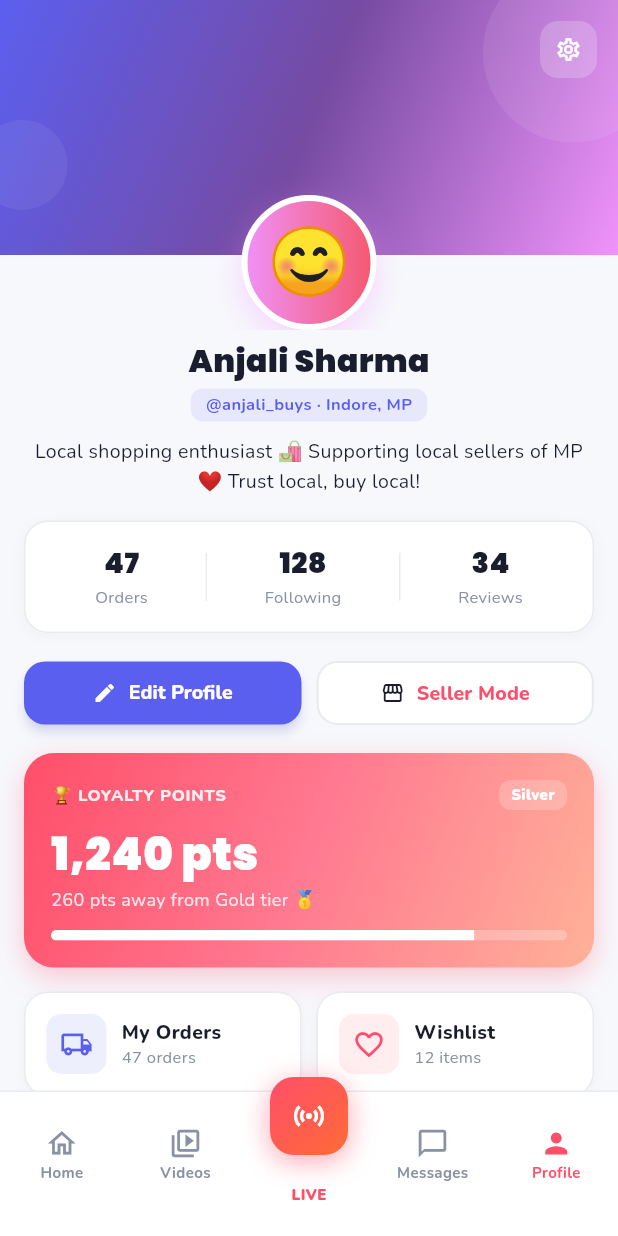
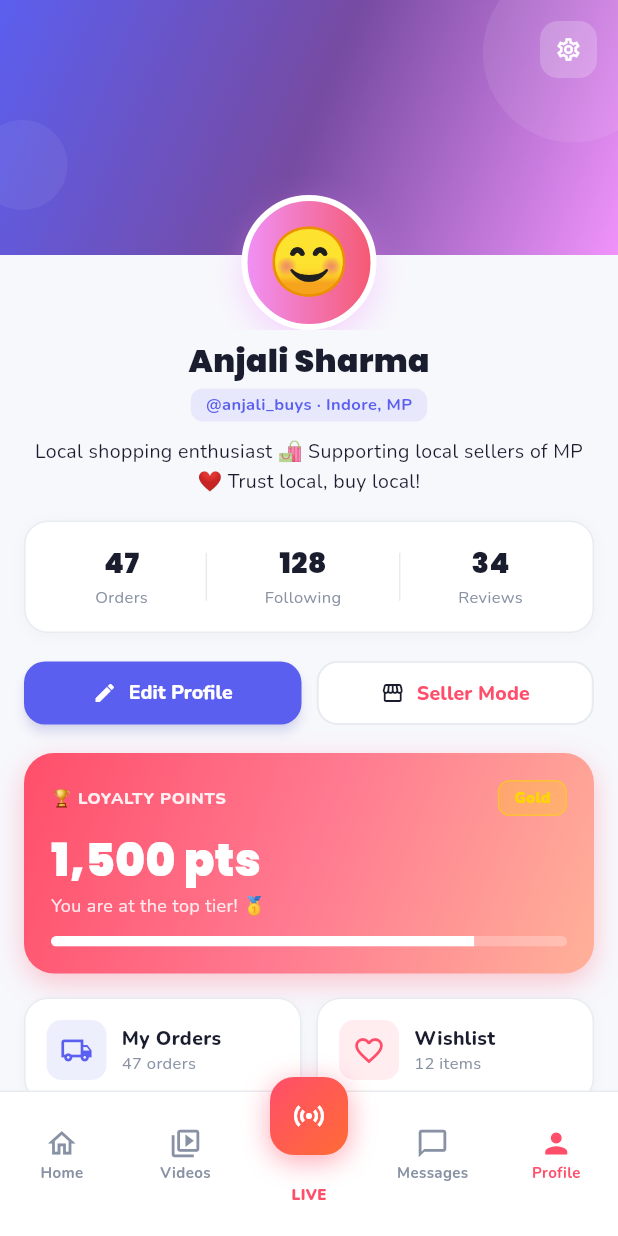
Before and after one commit to RA4m15/Shop-Near, a Flutter app: the ProfileScreen screen opened by its route, after a tap on "47", after a tap on "34", on a phone screen of 412 x 824 dp. Run offline on Flutter 3.47's test engine with Material 3 defaults, Android fonts, the phone set to English and light mode, and no system bars; our stand-ins replace flutter_riverpod, go_router, google_fonts, shimmer.

Commit message:
style: add dynamic gold badge and fix text visibility on profile screen

```diff
--- a/lib/features/profile/presentation/profile_screen.dart
+++ b/lib/features/profile/presentation/profile_screen.dart
@@ -39,6 +39,13 @@ class _ProfileScreenState extends ConsumerState<ProfileScreen>
   @override
   Widget build(BuildContext context) {
     final profile = ref.watch(profileProvider);
+
+    int points = 1500; // Set to 1500 to show Gold, or any other value
+    String tier = points >= 1500 ? 'Gold' : (points >= 500 ? 'Silver' : 'Bronze');
+    Color tierColor = points >= 1500 ? const Color(0xFFFFD700) : (points >= 500 ? const Color(0xFFE0E0E0) : const Color(0xFFCD7F32));
+    int nextTierPts = points >= 1500 ? 0 : (points >= 500 ? 1500 - points : 500 - points);
+    String nextTierName = points >= 1500 ? 'None' : (points >= 500 ? 'Gold' : 'Silver');
+    String tierMsg = points >= 1500 ? 'You are at the top tier! 🥇' : '$nextTierPts pts away from $nextTierName tier ${points >= 500 ? '🥇' : '🥈'}';
 
     return Scaffold(
       extendBodyBehindAppBar: true,
@@ -116,7 +123,7 @@ class _ProfileScreenState extends ConsumerState<ProfileScreen>
                 child: Column(
                   children: [
                     const SizedBox(height: 6),
-                    Text(profile.name, style: AppTextStyles.h2.copyWith(fontSize: 21, fontWeight: FontWeight.w900)),
+                    Text(profile.name, style: AppTextStyles.h2.copyWith(fontSize: 21, fontWeight: FontWeight.w900, color: AppColors.text)),
                     const SizedBox(height: 3),
                     Container(
                       padding: const EdgeInsets.symmetric(horizontal: 10, vertical: 3),
@@ -201,15 +208,15 @@ class _ProfileScreenState extends ConsumerState<ProfileScreen>
                       children: [
                         Text('🏆 LOYALTY POINTS', style: AppTextStyles.labelSmall.copyWith(color: Colors.white.withOpacity(0.9), fontSize: 11, fontWeight: FontWeight.w800, letterSpacing: 0.5)),
                         Container(
-                          padding: const EdgeInsets.symmetric(horizontal: 8, vertical: 3),
-                          decoration: BoxDecoration(color: Colors.white.withOpacity(0.2), borderRadius: BorderRadius.circular(8)),
-                          child: Text('Silver', style: AppTextStyles.labelSmall.copyWith(color: Colors.white, fontWeight: FontWeight.w900)),
+                          padding: const EdgeInsets.symmetric(horizontal: 10, vertical: 4),
+                          decoration: BoxDecoration(color: tierColor.withOpacity(0.25), borderRadius: BorderRadius.circular(8), border: Border.all(color: tierColor.withOpacity(0.5))),
+                          child: Text(tier, style: AppTextStyles.labelSmall.copyWith(color: tierColor, fontWeight: FontWeight.w900)),
                         ),
                       ],
                     ),
                     const SizedBox(height: 8),
-                    Text('1,240 pts', style: AppTextStyles.h1.copyWith(color: Colors.white, fontSize: 30, fontWeight: FontWeight.w900)),
-                    Text('260 pts away from Gold tier 🥇', style: AppTextStyles.bodySmall.copyWith(color: Colors.white.withOpacity(0.85), fontSize: 12)),
+                    Text('${points.toString().replaceAllMapped(RegExp(r'(\d{1,3})(?=(\d{3})+(?!\d))'), (Match m) => '${m[1]},')} pts', style: AppTextStyles.h1.copyWith(color: Colors.white, fontSize: 30, fontWeight: FontWeight.w900)),
+                    Text(tierMsg, style: AppTextStyles.bodySmall.copyWith(color: Colors.white.withOpacity(0.85), fontSize: 12)),
                     const SizedBox(height: 12),
                     ClipRRect(
                       borderRadius: BorderRadius.circular(6),
@@ -296,7 +303,7 @@ class _ProfileScreenState extends ConsumerState<ProfileScreen>
         child: Row(children: [
           Container(width: 44, height: 44, decoration: BoxDecoration(gradient: LinearGradient(colors: [AppColors.secondary.withOpacity(0.1), AppColors.secondary.withOpacity(0.05)]), borderRadius: BorderRadius.circular(12)), alignment: Alignment.center, child: const Text('🛍️', style: TextStyle(fontSize: 20))),
           const SizedBox(width: 12),
-          Expanded(child: Column(crossAxisAlignment: CrossAxisAlignment.start, children: [Text(name, style: AppTextStyles.labelMedium.copyWith(fontWeight: FontWeight.w800)), Text(id, style: AppTextStyles.bodySmall.copyWith(color: AppColors.muted))])),
+          Expanded(child: Column(crossAxisAlignment: CrossAxisAlignment.start, children: [Text(name, style: AppTextStyles.labelMedium.copyWith(fontWeight: FontWeight.w800, color: AppColors.text)), Text(id, style: AppTextStyles.bodySmall.copyWith(color: AppColors.muted))])),
           Container(padding: const EdgeInsets.symmetric(horizontal: 10, vertical: 4), decoration: BoxDecoration(color: color.withOpacity(0.1), borderRadius: BorderRadius.circular(8)),
             child: Text(status, style: AppTextStyles.labelSmall.copyWith(color: color, fontWeight: FontWeight.w900))),
         ]),
@@ -311,11 +318,11 @@ class _ProfileScreenState extends ConsumerState<ProfileScreen>
         boxShadow: [BoxShadow(color: Colors.black.withOpacity(0.03), blurRadius: 6, offset: const Offset(0, 2))]),
       child: Column(crossAxisAlignment: CrossAxisAlignment.start, children: [
         Row(mainAxisAlignment: MainAxisAlignment.spaceBetween, children: [
-          Text(shop, style: AppTextStyles.labelMedium.copyWith(fontWeight: FontWeight.w800)),
+          Text(shop, style: AppTextStyles.labelMedium.copyWith(fontWeight: FontWeight.w800, color: AppColors.text)),
           Row(children: List.generate(stars, (i) => const Icon(Icons.star, color: AppColors.accent, size: 14))),
         ]),
         const SizedBox(height: 6),
-        Text(review, style: AppTextStyles.bodySmall.copyWith(height: 1.5)),
+        Text(review, style: AppTextStyles.bodySmall.copyWith(height: 1.5, color: AppColors.text)),
       ]),
     );
   }
@@ -326,7 +333,7 @@ class _ProfileScreenState extends ConsumerState<ProfileScreen>
         boxShadow: [BoxShadow(color: Colors.black.withOpacity(0.06), blurRadius: 8, offset: const Offset(0, 3))]),
         alignment: Alignment.center, child: Text(emoji, style: const TextStyle(fontSize: 26))),
       const SizedBox(height: 5),
-      Text(label, style: AppTextStyles.labelSmall.copyWith(fontSize: 9, fontWeight: FontWeight.w800), textAlign: TextAlign.center),
+      Text(label, style: AppTextStyles.labelSmall.copyWith(fontSize: 9, fontWeight: FontWeight.w800, color: AppColors.text), textAlign: TextAlign.center),
     ]);
   }
 
@@ -334,7 +341,7 @@ class _ProfileScreenState extends ConsumerState<ProfileScreen>
     return GestureDetector(
       onTap: tabIndex != null ? () => setState(() => _activeTabIndex = tabIndex) : null,
       child: Column(children: [
-        Text(val, style: AppTextStyles.h3.copyWith(fontSize: 19, fontWeight: FontWeight.w900)),
+        Text(val, style: AppTextStyles.h3.copyWith(fontSize: 19, fontWeight: FontWeight.w900, color: AppColors.text)),
         const SizedBox(height: 2),
         Text(lbl, style: AppTextStyles.bodySmall.copyWith(color: AppColors.muted, fontSize: 11)),
       ]),
@@ -353,7 +360,7 @@ class _ProfileScreenState extends ConsumerState<ProfileScreen>
           alignment: Alignment.center, child: Icon(icon, color: iconColor, size: 22)),
         const SizedBox(width: 10),
         Column(crossAxisAlignment: CrossAxisAlignment.start, children: [
-          Text(title, style: AppTextStyles.labelMedium.copyWith(fontSize: 13, fontWeight: FontWeight.w800)),
+          Text(title, style: AppTextStyles.labelMedium.copyWith(fontSize: 13, fontWeight: FontWeight.w800, color: AppColors.text)),
           Text(sub, style: AppTextStyles.bodySmall.copyWith(color: AppColors.muted, fontSize: 11)),
         ]),
       ]),
```
